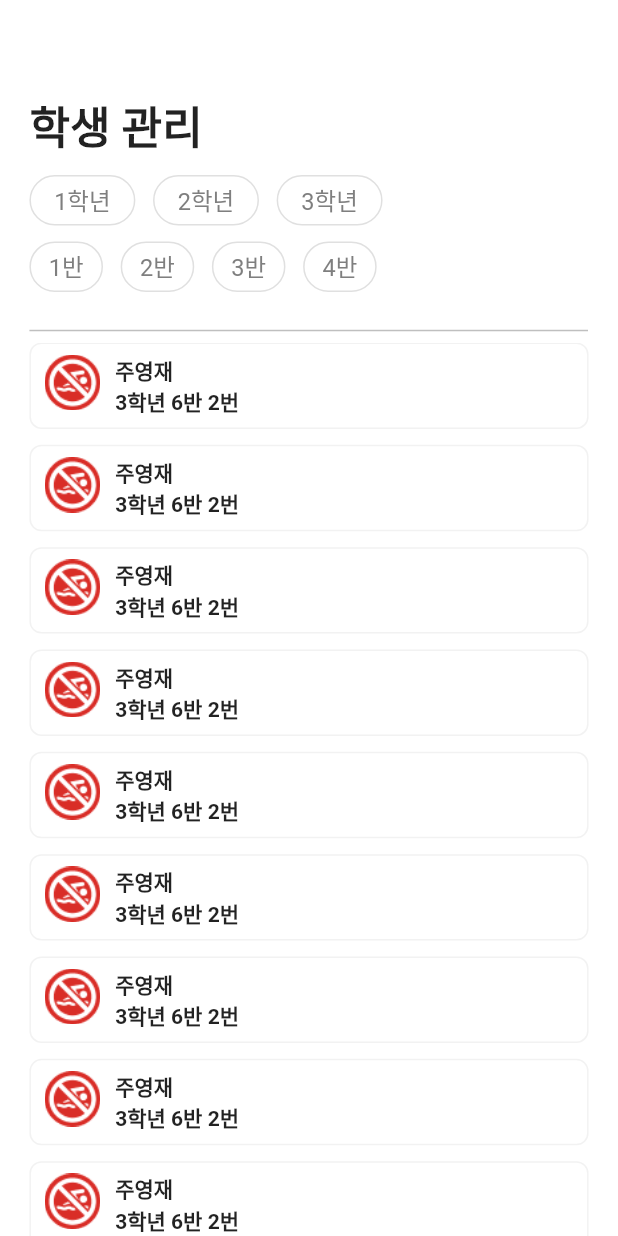
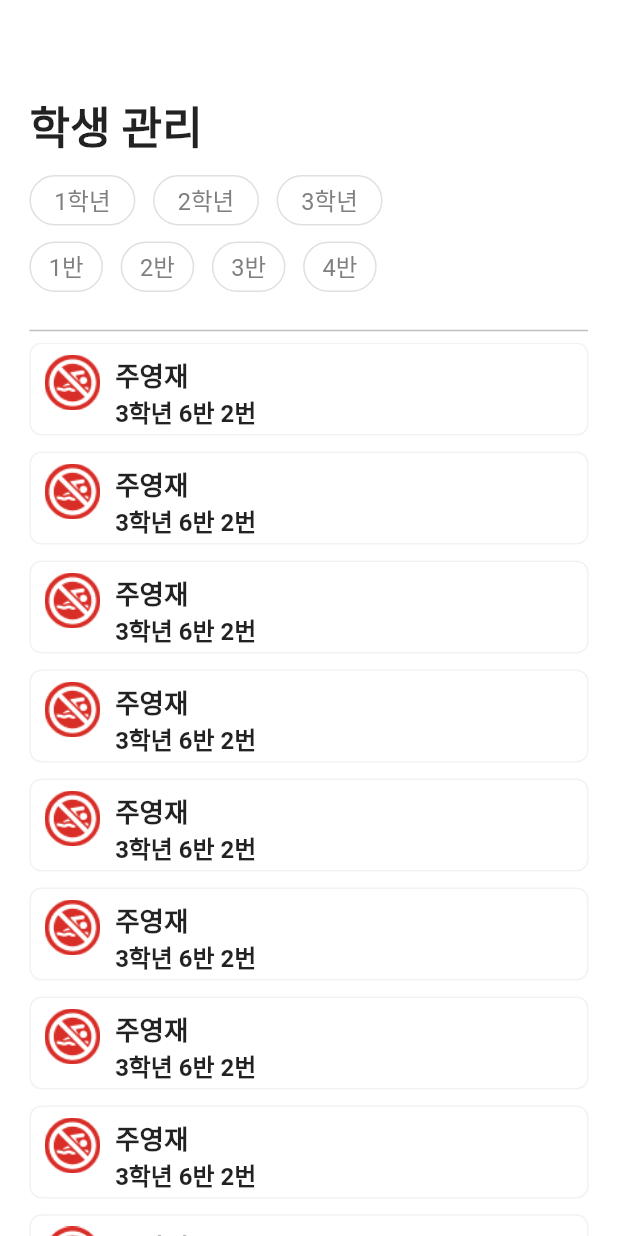
Before and after one commit to No-swimming/No-swimming-Admin-App, a Flutter app: the StudentManagementPage screen opened directly, on a phone screen of 412 x 824 dp. Run offline on Flutter 3.47's test engine with Material 2 defaults, Android fonts, the phone set to English and light mode, and no system bars; our stand-ins replace firebase_core, firebase_messaging, fluentui_system_icons, flutter_screenutil; accounts and stored records are empty; generated files the repository leaves out were written again; Roboto replaces fonts that are missing (LINE Seed Sans KR).

Commit message:
학생 카드 글자 크기 수정

```diff
--- a/lib/widget/student_card.dart
+++ b/lib/widget/student_card.dart
@@ -16,7 +16,7 @@ class StudentCard extends StatelessWidget {
       },
       child: Container(
         width: 380.0.w,
-        height: 65.0.h,
+        height: 70.0.h,
         decoration: BoxDecoration(
           color: Colors.white,
           borderRadius: const BorderRadius.all(Radius.circular(8)),
@@ -33,15 +33,19 @@ class StudentCard extends StatelessWidget {
               Column(
                 crossAxisAlignment: CrossAxisAlignment.start,
                 children: [
-                  Text('주영재',
-                      style: TextStyle(
-                          fontFamily: 'LINE Seed Sans KR',
-                          fontWeight: FontWeight.bold)),
+                  Text(
+                    '주영재',
+                    style: TextStyle(
+                        fontFamily: 'LINE Seed Sans KR',
+                        fontWeight: FontWeight.bold,
+                        fontSize: 20.0.r),
+                  ),
                   Text(
                     '3학년 6반 2번',
                     style: TextStyle(
                         fontFamily: 'LINE Seed Sans KR',
-                        fontWeight: FontWeight.bold),
+                        fontWeight: FontWeight.bold,
+                        fontSize: 18.0.r),
                   ),
                 ],
               ),
```
